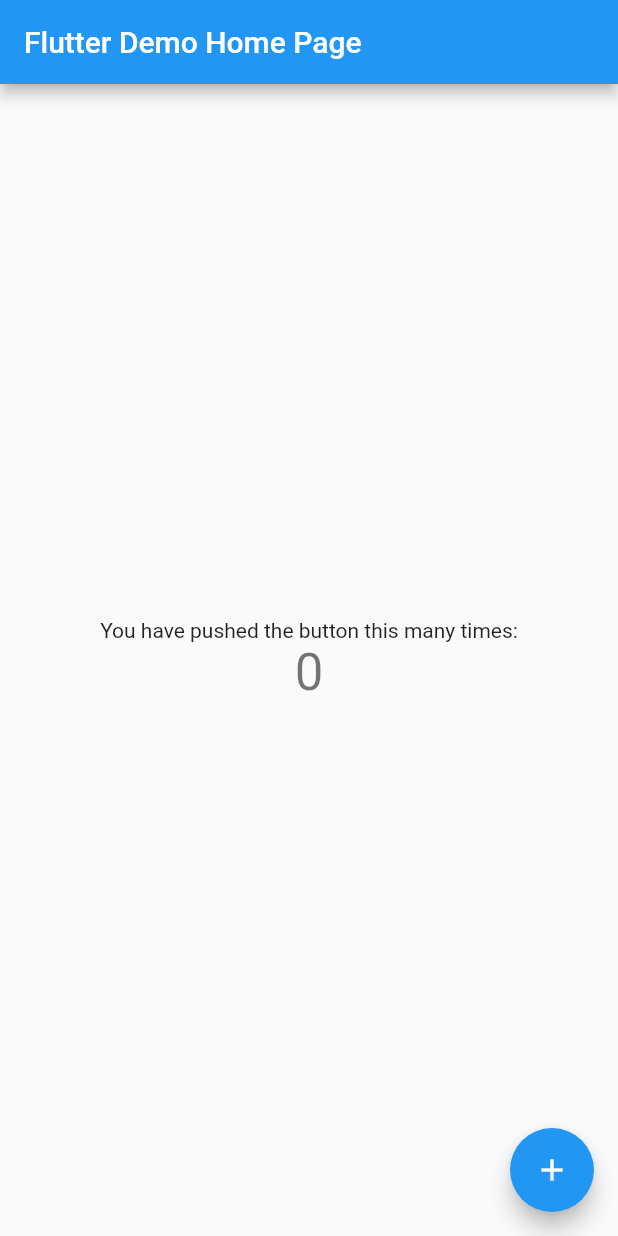
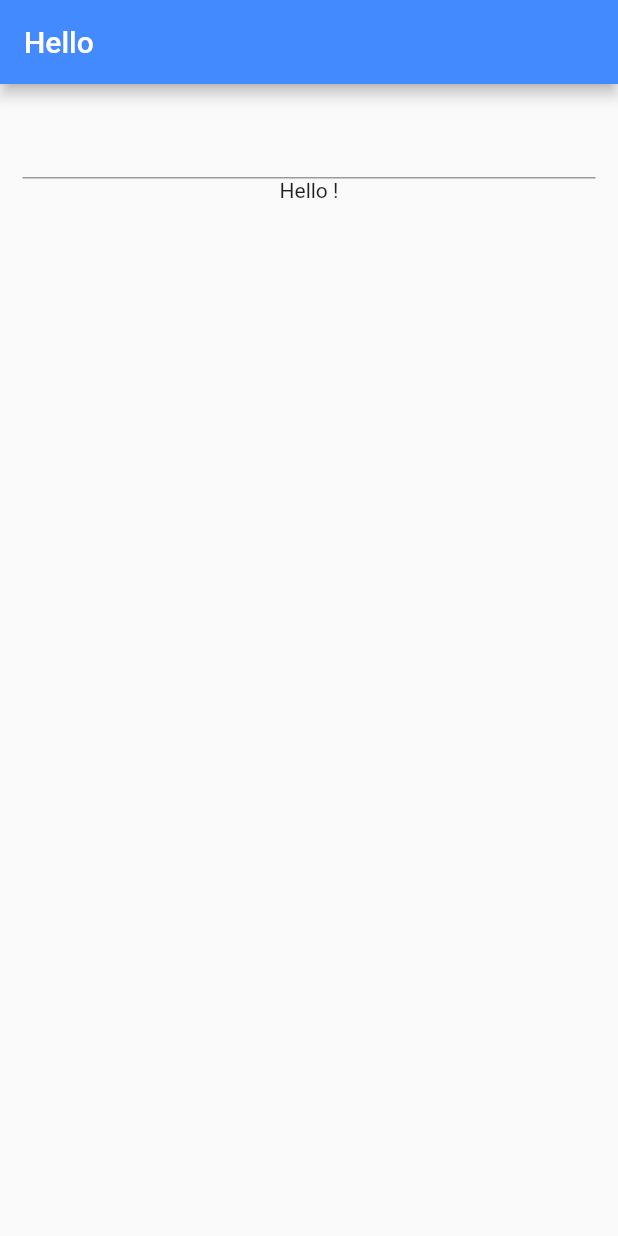
Before and after one commit to preyneke/trip_cost_app, a Flutter app: the screen it shows after launch, on a phone screen of 412 x 824 dp. Run offline on Flutter 3.47's test engine with Material 2 defaults, Android fonts, the phone set to English and light mode, and no system bars.

```diff
--- a/trip_cost_app/lib/main.dart
+++ b/trip_cost_app/lib/main.dart
@@ -9,105 +9,48 @@ class MyApp extends StatelessWidget {
   @override
   Widget build(BuildContext context) {
     return MaterialApp(
-      title: 'Flutter Demo',
+      title: 'Hello You',
       theme: ThemeData(
-        // This is the theme of your application.
-        //
-        // Try running your application with "flutter run". You'll see the
-        // application has a blue toolbar. Then, without quitting the app, try
-        // changing the primarySwatch below to Colors.green and then invoke
-        // "hot reload" (press "r" in the console where you ran "flutter run",
-        // or simply save your changes to "hot reload" in a Flutter IDE).
-        // Notice that the counter didn't reset back to zero; the application
-        // is not restarted.
+
         primarySwatch: Colors.blue,
       ),
-      home: MyHomePage(title: 'Flutter Demo Home Page'),
+      home: HelloYou(),
     );
   }
 }
 
-class MyHomePage extends StatefulWidget {
-  MyHomePage({Key key, this.title}) : super(key: key);
+class HelloYou extends StatefulWidget{
+  @override
+  State<StatefulWidget> createState() => _HelloYouState();
 
-  // This widget is the home page of your application. It is stateful, meaning
-  // that it has a State object (defined below) that contains fields that affect
-  // how it looks.
-
-  // This class is the configuration for the state. It holds the values (in this
-  // case the title) provided by the parent (in this case the App widget) and
-  // used by the build method of the State. Fields in a Widget subclass are
-  // always marked "final".
-
-  final String title;
-
-  @override
-  _MyHomePageState createState() => _MyHomePageState();
-}
-
-class _MyHomePageState extends State<MyHomePage> {
-  int _counter = 0;
-
-  void _incrementCounter() {
-    setState(() {
-      // This call to setState tells the Flutter framework that something has
-      // changed in this State, which causes it to rerun the build method below
-      // so that the display can reflect the updated values. If we changed
-      // _counter without calling setState(), then the build method would not be
-      // called again, and so nothing would appear to happen.
-      _counter++;
-    });
   }
 
+  class _HelloYouState extends State<HelloYou>{
+  String name = '';
   @override
   Widget build(BuildContext context) {
-    // This method is rerun every time setState is called, for instance as done
-    // by the _incrementCounter method above.
-    //
-    // The Flutter framework has been optimized to make rerunning build methods
-    // fast, so that you can just rebuild anything that needs updating rather
-    // than having to individually change instances of widgets.
+
     return Scaffold(
       appBar: AppBar(
-        // Here we take the value from the MyHomePage object that was created by
-        // the App.build method, and use it to set our appbar title.
-        title: Text(widget.title),
+        title: Text("Hello"),
+        backgroundColor: Colors.blueAccent,
       ),
-      body: Center(
-        // Center is a layout widget. It takes a single child and positions it
-        // in the middle of the parent.
+      body: Container(
+        padding: EdgeInsets.all(15.0),
         child: Column(
-          // Column is also a layout widget. It takes a list of children and
-          // arranges them vertically. By default, it sizes itself to fit its
-          // children horizontally, and tries to be as tall as its parent.
-          //
-          // Invoke "debug painting" (press "p" in the console, choose the
-          // "Toggle Debug Paint" action from the Flutter Inspector in Android
-          // Studio, or the "Toggle Debug Paint" command in Visual Studio Code)
-          // to see the wireframe for each widget.
-          //
-          // Column has various properties to control how it sizes itself and
-          // how it positions its children. Here we use mainAxisAlignment to
-          // center the children vertically; the main axis here is the vertical
-          // axis because Columns are vertical (the cross axis would be
-          // horizontal).
-          mainAxisAlignment: MainAxisAlignment.center,
           children: <Widget>[
-            Text(
-              'You have pushed the button this many times:',
+            TextField(
+              onChanged: (String string){
+                setState(() {
+                  name = string;
+                });
+              },
             ),
-            Text(
-              '$_counter',
-              style: Theme.of(context).textTheme.headline4,
-            ),
+            Text('Hello ' + name + '!')
           ],
         ),
       ),
-      floatingActionButton: FloatingActionButton(
-        onPressed: _incrementCounter,
-        tooltip: 'Increment',
-        child: Icon(Icons.add),
-      ), // This trailing comma makes auto-formatting nicer for build methods.
     );
   }
-}
+
+  }
```
Also changed, not shown: 1 other file.
